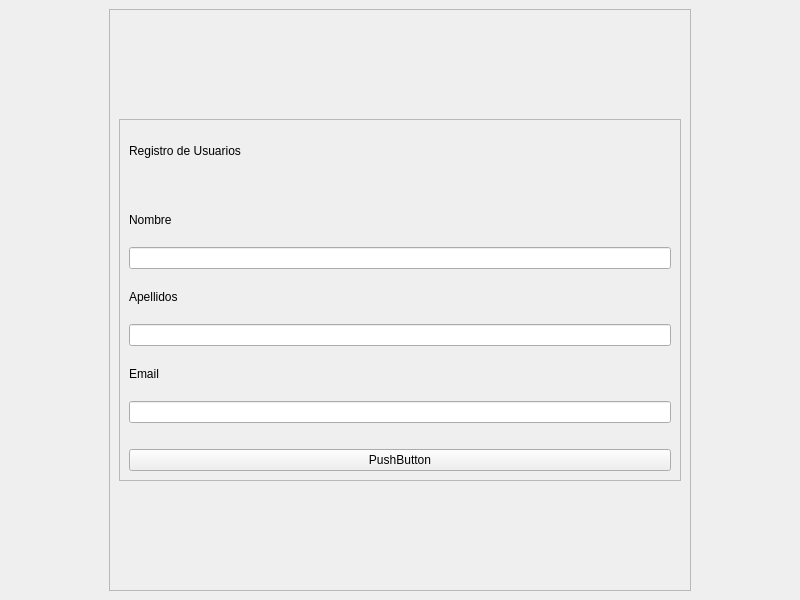
Above: src/vista/ui/VistaRegistro.ui from OscaarMG/campasgym before the change. Below: the same form after it.
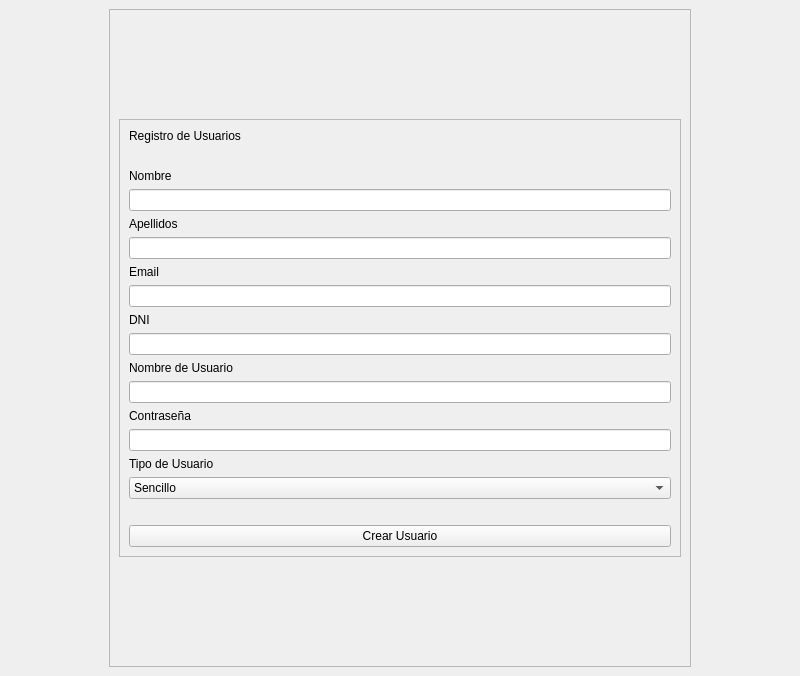
That is the form after the change.

Commit message: registro de usuarios acabado

Patch:
```diff
--- a/src/vista/ui/VistaRegistro.ui
+++ b/src/vista/ui/VistaRegistro.ui
@@ -7,7 +7,7 @@
     <x>0</x>
     <y>0</y>
     <width>800</width>
-    <height>600</height>
+    <height>659</height>
    </rect>
   </property>
   <property name="windowTitle">
@@ -52,6 +52,12 @@
        </item>
        <item>
         <widget class="QFrame" name="frame_2">
+         <property name="maximumSize">
+          <size>
+           <width>16777215</width>
+           <height>16777215</height>
+          </size>
+         </property>
          <property name="frameShape">
           <enum>QFrame::StyledPanel</enum>
          </property>
@@ -109,6 +115,57 @@
           <item>
            <widget class="QLineEdit" name="lineEdit_3"/>
           </item>
+          <item>
+           <widget class="QLabel" name="label_7">
+            <property name="text">
+             <string>DNI</string>
+            </property>
+           </widget>
+          </item>
+          <item>
+           <widget class="QLineEdit" name="lineEdit_6"/>
+          </item>
+          <item>
+           <widget class="QLabel" name="label_5">
+            <property name="text">
+             <string>Nombre de Usuario</string>
+            </property>
+           </widget>
+          </item>
+          <item>
+           <widget class="QLineEdit" name="lineEdit_4"/>
+          </item>
+          <item>
+           <widget class="QLabel" name="label_6">
+            <property name="text">
+             <string>Contraseña</string>
+            </property>
+           </widget>
+          </item>
+          <item>
+           <widget class="QLineEdit" name="lineEdit_5"/>
+          </item>
+          <item>
+           <widget class="QLabel" name="label_8">
+            <property name="text">
+             <string>Tipo de Usuario</string>
+            </property>
+           </widget>
+          </item>
+          <item>
+           <widget class="QComboBox" name="comboBox">
+            <item>
+             <property name="text">
+              <string>Sencillo</string>
+             </property>
+            </item>
+            <item>
+             <property name="text">
+              <string>Premium</string>
+             </property>
+            </item>
+           </widget>
+          </item>
           <item>
            <spacer name="horizontalSpacer_4">
             <property name="orientation">
@@ -125,7 +182,7 @@
           <item>
            <widget class="QPushButton" name="pushButton">
             <property name="text">
-             <string>PushButton</string>
+             <string>Crear Usuario</string>
             </property>
            </widget>
           </item>
```
The commit also changes 4 other files.
